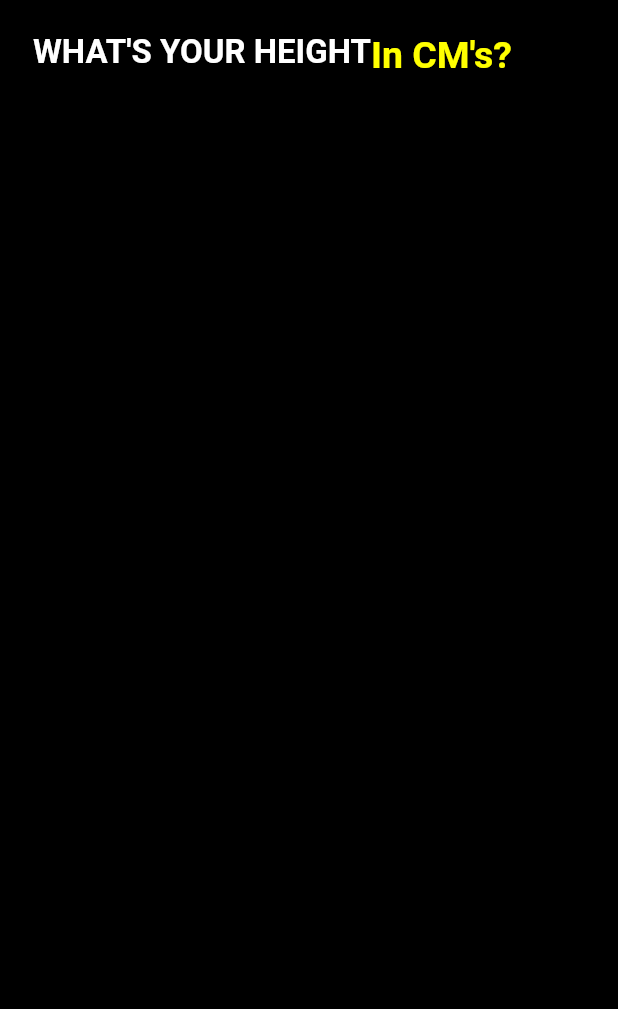
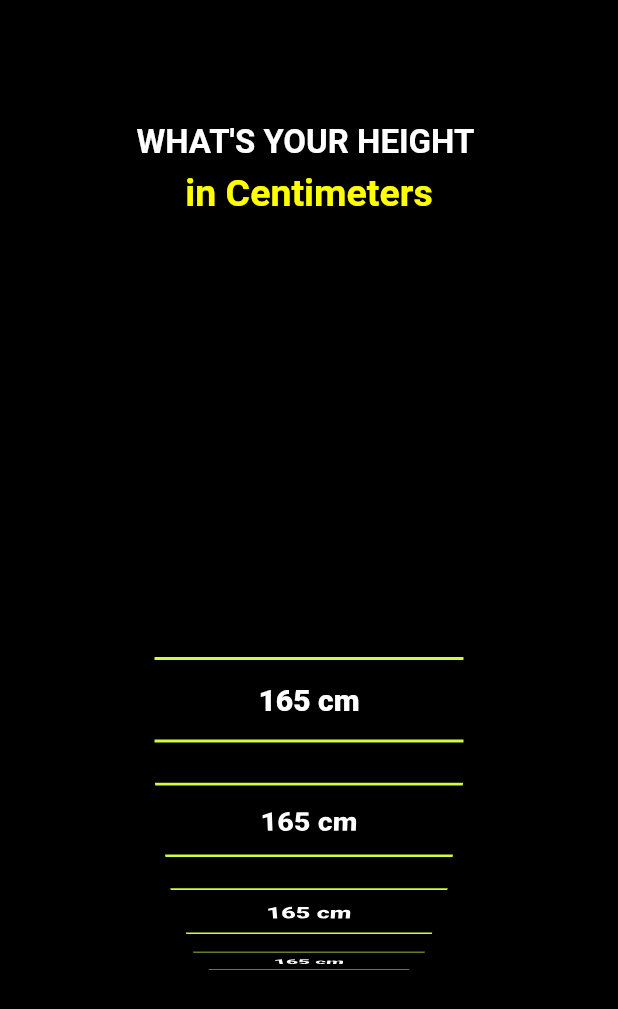
Before and after one commit to bemurshadianz/dev_muscle, a Flutter app: the SelectHeight screen opened directly, on a phone screen of 412 x 824 dp. Shown: the top 1009 px of the screen. Run offline on Flutter 3.47's test engine with Material 2 defaults, Android fonts, the phone set to English and light mode, and no system bars; drawn by our look-alikes of wheel_chooser.

Commit message:
column added in wheel as list loop of 200

```diff
--- a/lib/main.dart
+++ b/lib/main.dart
@@ -1,3 +1,4 @@
+import 'package:dev_muscle/views/info_selection/select_height.dart';
 import 'package:dev_muscle/views/intro_views/splash_view.dart';
 import 'package:flutter/material.dart';
 
@@ -18,6 +19,6 @@ class App extends StatelessWidget {
 
   @override
   Widget build(BuildContext context) {
-    return const SplashView();
+    return  SelectHeight();
   }
 }
--- a/lib/views/info_selection/select_gender.dart
+++ b/lib/views/info_selection/select_gender.dart
@@ -96,7 +96,7 @@ class _SelectGenderState extends State<SelectGender> {
                 BottomButton(
                   title: ('Next'),
                   onTap: () {
-                    goto(context, const SelectHeight());
+                    goto(context,  SelectHeight());
                   },
                 ),
               ],
--- a/lib/views/info_selection/select_height.dart
+++ b/lib/views/info_selection/select_height.dart
@@ -1,31 +1,118 @@
+import 'package:dev_muscle/utils/colors.dart';
 import 'package:flutter/material.dart';
+import 'package:wheel_chooser/wheel_chooser.dart';
 
-class SelectHeight extends StatelessWidget {
-  const SelectHeight({Key? key}) : super(key: key);
+class SelectHeight extends StatefulWidget {
+  SelectHeight({Key? key}) : super(key: key);
+
+  @override
+  State<SelectHeight> createState() => _SelectHeightState();
+}
+
+class _SelectHeightState extends State<SelectHeight> {
+  int selectedIndex = 0;
 
   @override
   Widget build(BuildContext context) {
     return Scaffold(
       body: Padding(
-        padding: EdgeInsets.all(22),
-        child: Row(
-          mainAxisAlignment: MainAxisAlignment.start,
-          crossAxisAlignment: CrossAxisAlignment.start,
+        padding: const EdgeInsets.all(22),
+        child: Column(
           children: [
-            const Text(
-              "WHAT'S YOUR HEIGHT",
-              style: TextStyle(color: Colors.white, fontSize: 22, fontWeight: FontWeight.bold),
+            const SizedBox(height: 60),
+            SizedBox(
+              width: MediaQuery.of(context).size.width,
+              child: const Column(
+                crossAxisAlignment: CrossAxisAlignment.center,
+                mainAxisAlignment: MainAxisAlignment.center,
+                children: [
+                  Text(
+                    "WHAT'S YOUR HEIGHT ",
+                    style: TextStyle(
+                        color: Colors.white,
+                        fontSize: 22,
+                        fontWeight: FontWeight.bold),
+                  ),
+                  SizedBox(
+                    height: 6,
+                  ),
+                  Text(
+                    "in Centimeters",
+                    style: TextStyle(
+                        color: Colors.yellowAccent,
+                        fontSize: 25,
+                        fontWeight: FontWeight.bold),
+                  ),
+                  SizedBox(
+                    height: 11,
+                  ),
+                ],
+              ),
             ),
-            const Text(
-              "In CM's?",
-              style: TextStyle(color: Colors.yellowAccent, fontSize: 25, fontWeight: FontWeight.bold),
-            ),
-            SizedBox(
-              height: 11,
-            ),
+            Expanded(
+                child: Container(
+              width: MediaQuery.of(context).size.width,
+              child: WheelChooser.custom(
+                itemSize: 80,
+                onValueChanged: (a) {
+                  print(a);
+                  this.selectedIndex = a;
+                  setState(() {});
+                },
+                children: getList(context),
+              ),
+            ))
           ],
         ),
       ),
     );
   }
+
+  List<Widget> getList(context) {
+    List<Widget> textList = [];
+      var column = Column(
+        crossAxisAlignment: CrossAxisAlignment.center,
+        children: [
+          Container(
+            height: selectedIndex == 0 ? 2 : 0,
+            width: MediaQuery.of(context).size.width / 2,
+            color: AppColors.yellow,
+          ),
+          Padding(
+            padding: const EdgeInsets.symmetric(vertical: 15),
+            child: Text(
+              "165 cm",
+              style: TextStyle(color: Colors.white, fontSize: 20,fontWeight: FontWeight.w900),
+            ),
+          ),
+          Container(
+            height: selectedIndex == 0 ? 2 : 0,
+            width: MediaQuery.of(context).size.width / 2,
+            color: AppColors.yellow,
+          ),
+        ],
+      );
+
+      for(int x= 0; x<200;x++ ){
+        textList.add(column);
+      }
+
+
+
+
+
+    return textList;
+  }
 }
+
+
+
+void fun(){
+  int x = 90;
+
+  if (x % 2 == 0) {
+    print("even");
+  } else {
+    print("odd");
+  }
+}
```
Also changed, not shown: lib/views/info_selection/activity_level_screen.dart (renamed from lib/views/info_selection/level_screen.dart).
